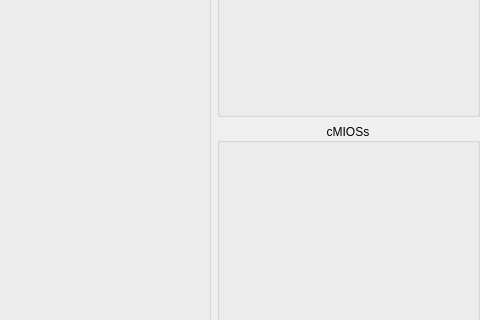
Before: the Qt Designer form mainWindow.ui in korbosoft/modmiiDownloader, drawn with Qt 5; both pictures show x 320 to 800 and y 226 to 546 of the 800 by 800 pixel window.
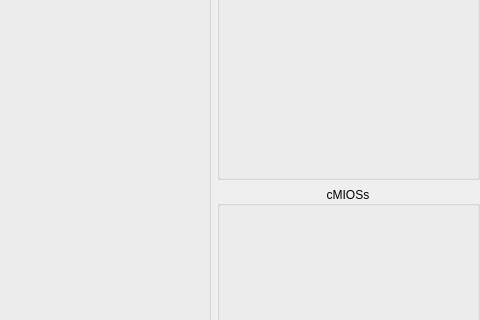
After: the same form once the commit is applied. The open tabs and pages were chosen to show the change. Icons and pictures are not drawn. Custom widgets are drawn as their Qt base class.

Commit message: keeping a list of suggested changes

```diff
--- a/mainWindow.ui
+++ b/mainWindow.ui
@@ -393,7 +393,7 @@
         <height>640</height>
        </rect>
       </property>
-      <layout class="QGridLayout" name="ciosLayout">
+      <layout class="QGridLayout" name="ciosLayout" rowstretch="3,2">
        <item row="0" column="2">
         <widget class="DownloadListSection" name="hermes">
          <property name="title">
```
Left out of the diff: 2 changed lines with no effect on the pictures. The commit also changes 1 other file.
